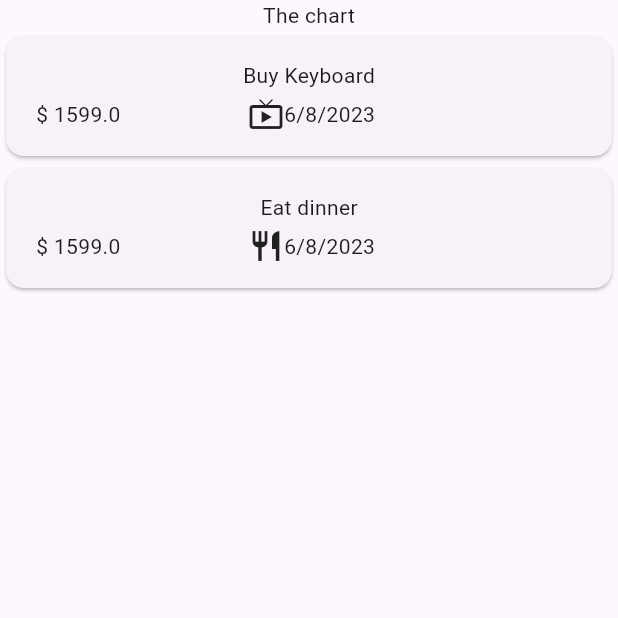
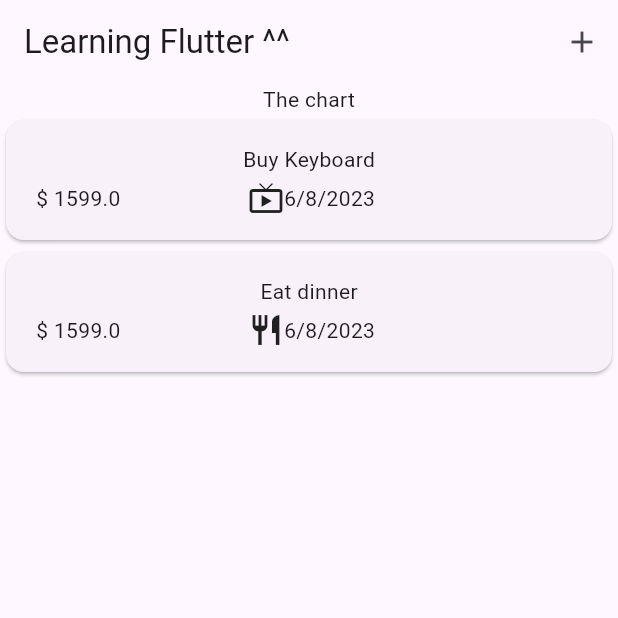
Before and after one commit to ivansiuzzz/expenseTracker, a Flutter app: the screen it shows after launch, on a phone screen of 412 x 824 dp, the top half of it. Run offline on Flutter 3.47's test engine with Material 2 defaults, Android fonts, the phone set to English and light mode, and no system bars.

Commit message:
add appbar

```diff
--- a/lib/widgets/expenses.dart
+++ b/lib/widgets/expenses.dart
@@ -26,6 +26,10 @@ class _ExpensesState extends State<Expenses> {
   @override
   Widget build(BuildContext context) {
     return Scaffold(
+      appBar: AppBar(
+        title: Text("Learning Flutter ^^"),
+        actions: [IconButton(onPressed: () {}, icon: Icon(Icons.add))],
+      ),
       body: Column(
         children: [
           Text("The chart"),
```
Also changed, not shown: lib/main.dart (+0 -15 lines).
